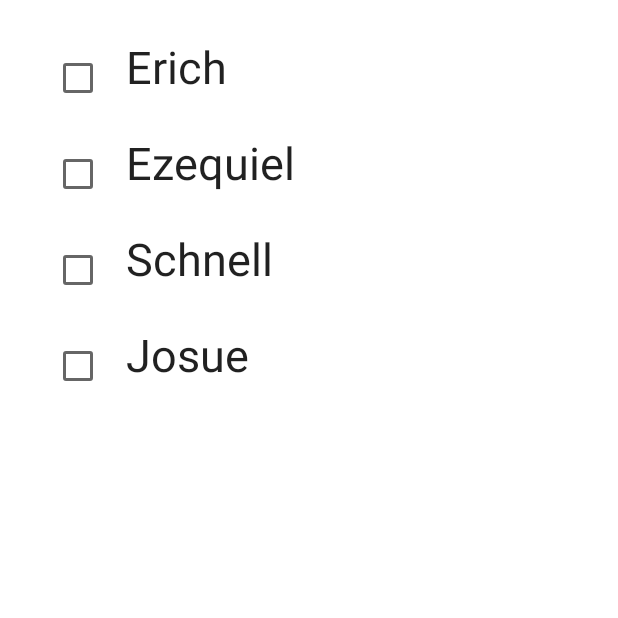
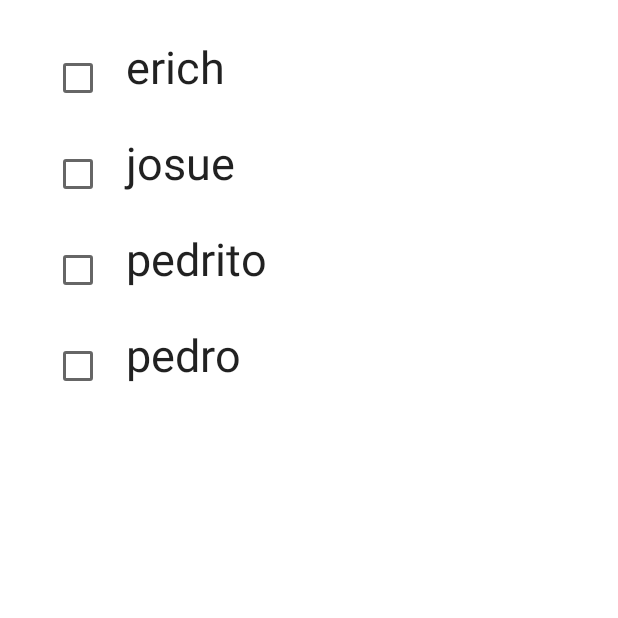
Before and after one commit to ErichSchnell/udemyKotlinComponentsCatalog, an Android app built with Jetpack Compose: the screen it shows after launch (MainActivity), on a phone screen of 412 x 824 dp, the top half of it. Run offline under Robolectric (Android 15) with nearby library versions, the phone set to English and light mode, and no system bars.

Commit message:
CheckBox pro
Se hace un checkbox usando realmente kotlin

```diff
--- a/app/src/main/java/com/example/jetpackcomponentscatalog/MainActivity.kt
+++ b/app/src/main/java/com/example/jetpackcomponentscatalog/MainActivity.kt
@@ -30,6 +30,7 @@ import androidx.compose.ui.text.style.TextDecoration
 import androidx.compose.ui.tooling.preview.Preview
 import androidx.compose.ui.unit.dp
 import androidx.compose.ui.unit.sp
+import com.example.jetpackcomponentscatalog.ui.theme.CheckInfo
 import com.example.jetpackcomponentscatalog.ui.theme.JetpackComponentsCatalogTheme
 
 class MainActivity : ComponentActivity() {
@@ -41,6 +42,7 @@ class MainActivity : ComponentActivity() {
                 Surface(
                     modifier = Modifier.fillMaxSize(), color = MaterialTheme.colors.background
                 ) {
+                    val myOptions = getListBox(listOf("erich","josue","pedrito"))
                     Column(
                         Modifier
                             .fillMaxSize()
@@ -104,20 +106,31 @@ class MainActivity : ComponentActivity() {
                             estadoProgressBtnDecrese = progressReal > 0.1f
                         }*/
 
-                        var nom1 by rememberSaveable { mutableStateOf("Erich") }
-                        var nom2 by rememberSaveable { mutableStateOf("Ezequiel") }
-                        var nom3 by rememberSaveable { mutableStateOf("Schnell") }
-                        var nom4 by rememberSaveable { mutableStateOf("Josue") }
-                        MyCheckBoxWithText(nom1)
-                        MyCheckBoxWithText(nom2)
-                        MyCheckBoxWithText(nom3)
-                        MyCheckBoxWithText(nom4)
+                        myOptions.forEach {
+                            MyCheckBoxList(it)
+                        }
+
+                        MyCheckBoxWithText("pedro")
+
                     }
                 }
             }
         }
     }
 }
+
+@Composable
+fun getListBox(titles:List<String>):List<CheckInfo>{
+    return titles.map {
+        var status by rememberSaveable { mutableStateOf(false) }
+        CheckInfo(
+            title = it,
+            selected = status,
+            onCheckedChange = { status = it }
+        )
+    }
+}
+
 
 @Preview(showBackground = true)
 @Composable
@@ -126,6 +139,19 @@ fun DefaultPreview() {
         MySwitch()
     }
 }
+
+
+
+@Composable
+fun  MyCheckBoxList(checkInfo:CheckInfo){
+
+    Row(Modifier.padding(8.dp), horizontalArrangement = Arrangement.Center) {
+        Checkbox(checked = checkInfo.selected, onCheckedChange = {checkInfo.onCheckedChange(!checkInfo.selected)})
+        Spacer(Modifier.width(8.dp))
+        Text(text = "${checkInfo.title}", fontSize = 30.sp)
+    }
+}
+
 @Composable
 fun  MyCheckBoxWithText(text:String){
     var state by rememberSaveable { mutableStateOf(false) }
--- a/app/src/main/java/com/example/jetpackcomponentscatalog/ui/theme/CheckInfo.kt
+++ b/app/src/main/java/com/example/jetpackcomponentscatalog/ui/theme/CheckInfo.kt
@@ -1,3 +1,3 @@
 package com.example.jetpackcomponentscatalog.ui.theme
 
-data class CheckInfo(val title:String, var selected:Boolean = false, var oncheckedChange:(Boolean) -> Unit)
+data class CheckInfo(val title:String, var selected:Boolean = false, var onCheckedChange:(Boolean) -> Unit)
```
